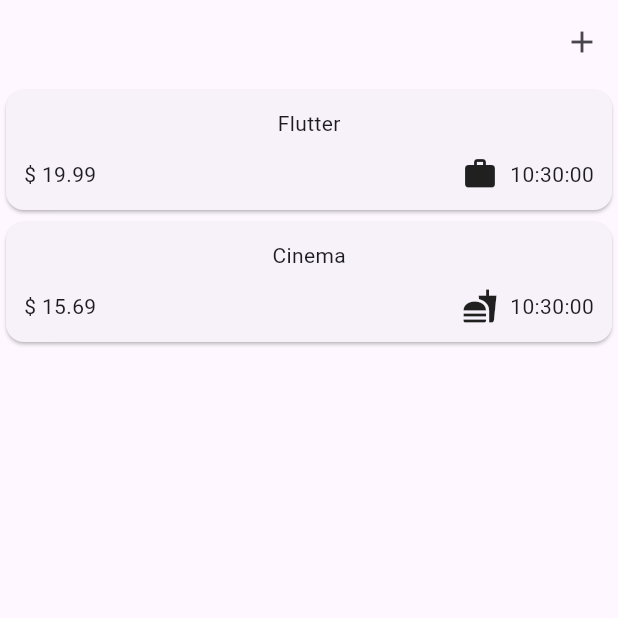
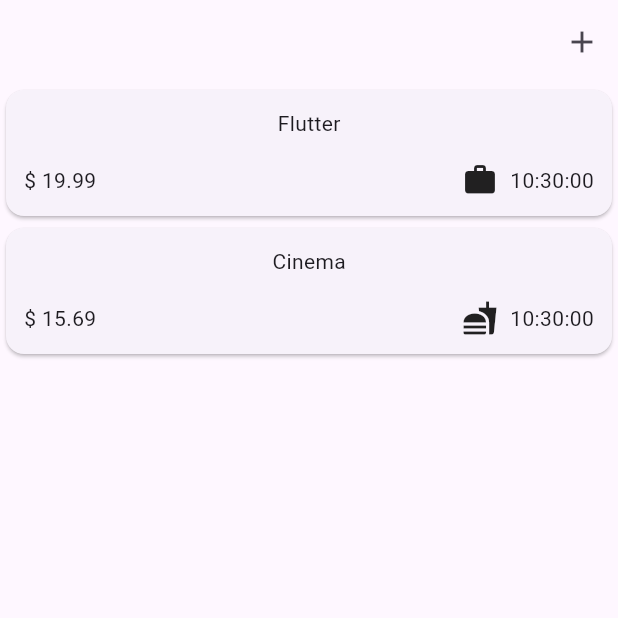
Before and after one commit to ammarelriyali/Expenses-Tracker, a Flutter app: the screen it shows after launch, after a tap on the "add" icon, on a phone screen of 412 x 824 dp, the top half of it. Run offline on Flutter 3.47's test engine with Material 3 defaults, Android fonts, the phone set to English and light mode, and no system bars.

Commit message:
add Constants files

```diff
--- /dev/null
+++ b/expenses_tracker/lib/Module/Expenses/Models/mock_expense_model.dart
@@ -0,0 +1,7 @@
+import 'package:expenses_tracker/Module/Expenses/Models/expense_model.dart';
+import 'package:expenses_tracker/Module/Expenses/Enums/category_enum.dart';
+
+final List<ExpenseModel> registeredExpenses = [
+    ExpenseModel(title: "Flutter", amount: 19.99, category: CategoryEnum.work),
+    ExpenseModel(title: "Cinema", amount: 15.69, category: CategoryEnum.food)
+  ];
--- a/expenses_tracker/lib/Module/Expenses/Widgets/Lists/ExpensesList/expense_item.dart
+++ b/expenses_tracker/lib/Module/Expenses/Widgets/Lists/ExpensesList/expense_item.dart
@@ -1,5 +1,7 @@
 import 'package:expenses_tracker/Module/Expenses/Enums/category_enum.dart';
-import 'package:expenses_tracker/Module/Expenses/Models/ExpenseModel.dart';
+import 'package:expenses_tracker/Module/Expenses/Models/expense_model.dart';
+import 'package:expenses_tracker/Util/Constants/expenses/expense_item_constants.dart';
+import 'package:expenses_tracker/Util/Constants/theme_constants.dart';
 import 'package:flutter/material.dart';
 
 class ExpenseItem extends StatelessWidget{
@@ -8,17 +10,17 @@ final ExpenseModel expense;
   @override
   Widget build(BuildContext context) {
     return Card(child: Padding(
-      padding: const EdgeInsets.all(12.0),
+      padding: const EdgeInsets.all(ThemeConstants.defaultPaddingCard),
       child: Column(
         children: <Widget>[
           Text(expense.title),
-           const SizedBox(height: 12),
+           const SizedBox(height: ThemeConstants.defaultSpacingVertical),
           Row(
             children: [
               Text("\$ ${expense.amount.toString()}"),
              const Spacer(),
                Icon(expense.category.icon()),
-              const SizedBox(width: 8),
+              const SizedBox(width: ExpenseItemConstants.paddingBetweenIconDate),
               Text(expense.date),
             ],
           ),
--- a/expenses_tracker/lib/Module/Expenses/Widgets/Lists/ExpensesList/expenses_list.dart
+++ b/expenses_tracker/lib/Module/Expenses/Widgets/Lists/ExpensesList/expenses_list.dart
@@ -1,7 +1,7 @@
 
 import 'package:expenses_tracker/Module/Expenses/Widgets/Lists/ExpensesList/expense_item.dart';
 import 'package:flutter/material.dart';
-import 'package:expenses_tracker/Module/Expenses/Models/ExpenseModel.dart';
+import 'package:expenses_tracker/Module/Expenses/Models/expense_model.dart';
 
 class ExpensesList extends StatelessWidget {
   const ExpensesList({super.key, required this.expenses});
--- a/expenses_tracker/lib/Module/Expenses/Widgets/Views/expenses_page.dart
+++ b/expenses_tracker/lib/Module/Expenses/Widgets/Views/expenses_page.dart
@@ -1,7 +1,7 @@
-import 'package:expenses_tracker/Module/Expenses/Enums/category_enum.dart';
+import 'package:expenses_tracker/Util/Constants/expenses/expenses_constants.dart';
 import 'package:flutter/material.dart';
-import 'package:expenses_tracker/Module/Expenses/Models/ExpenseModel.dart';
 import 'package:expenses_tracker/Module/Expenses/Widgets/Lists/ExpensesList/expenses_list.dart';
+import 'package:expenses_tracker/Module/Expenses/Models/mock_expense_model.dart';
 
 class ExpensesPage extends StatefulWidget {
   const ExpensesPage({super.key});
@@ -13,10 +13,6 @@ class ExpensesPage extends StatefulWidget {
 }
 
 class _ExpensesPage extends State<ExpensesPage> {
-  final List<ExpenseModel> _registeredExpenses = [
-    ExpenseModel(title: "Flutter", amount: 19.99, category: CategoryEnum.work),
-    ExpenseModel(title: "Cinema", amount: 15.69, category: CategoryEnum.food)
-  ];
   @override
   Widget build(BuildContext context) {
     return Scaffold(
@@ -24,14 +20,14 @@ class _ExpensesPage extends State<ExpensesPage> {
           actions: [
             IconButton(
                 onPressed: () {
-                  print("object");
+                  print("test");
                 },
-                icon: const Icon(Icons.add))
+                icon: const Icon(ExpensesConstants.appBarIcon))
           ],
         ),
         body: Center(
           child: Column(children: [
-            Expanded(child: ExpensesList(expenses: _registeredExpenses))
+            Expanded(child: ExpensesList(expenses: registeredExpenses))
           ]),
         ));
   }
--- /dev/null
+++ b/expenses_tracker/lib/Util/Constants/expenses/expense_item_constants.dart
@@ -0,0 +1,3 @@
+class ExpenseItemConstants {
+  static const double paddingBetweenIconDate = 8.0;
+}
--- /dev/null
+++ b/expenses_tracker/lib/Util/Constants/expenses/expenses_constants.dart
@@ -0,0 +1,9 @@
+import 'package:flutter/material.dart';
+
+class ExpensesConstants  {
+
+
+  static const IconData  appBarIcon = Icons.add;
+
+
+}
--- /dev/null
+++ b/expenses_tracker/lib/Util/Constants/theme_constants.dart
@@ -0,0 +1,7 @@
+class ThemeConstants {
+    static const double defaultPadding = 16.0;
+    static const double defaultPaddingCard = 12.0;
+    static const double defaultSpacingVertical  = 16.0;
+    static const double defaultSpacingHorizontal   = 16.0;
+
+}
```
Also changed, not shown: expenses_tracker/lib/Module/Expenses/Models/expense_model.dart (renamed from expenses_tracker/lib/Module/Expenses/Models/ExpenseModel.dart), expenses_tracker/lib/Util/Constants/expenses_constants.dart (deleted).
